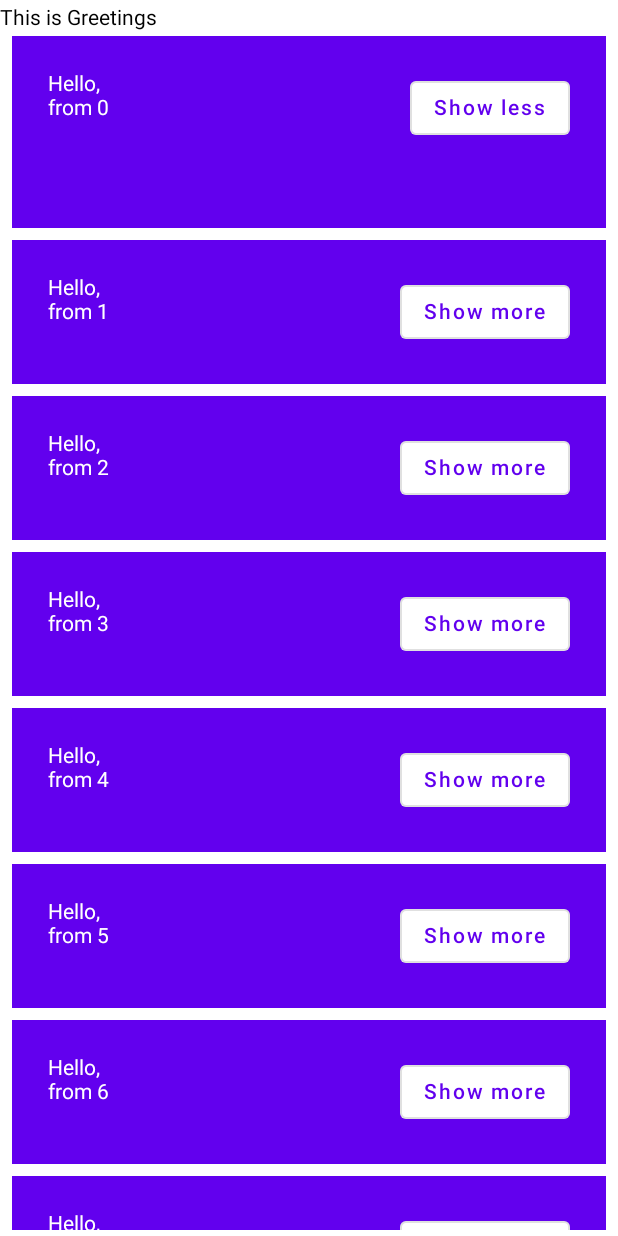
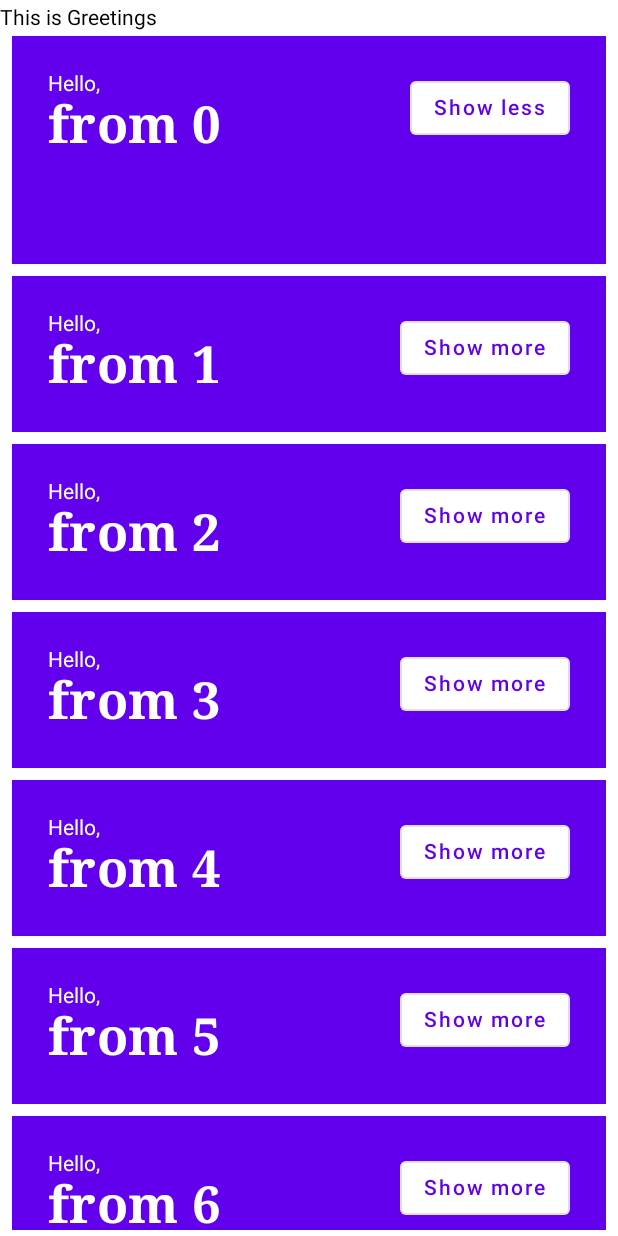
Before and after one commit to LeeSeungYun1020/ComposeApplicationBasic, an Android app built with Jetpack Compose: the screen it shows after launch (MainActivity), after a tap on "Show more", on a phone screen of 412 x 824 dp. Run offline under Robolectric (Android 15) with nearby library versions, the phone set to English and light mode, and no system bars; missing, so only their content is drawn: ComposeApplicationTheme.

Commit message:
Jetpack Compose basics - Styling and theming your app

```diff
--- a/app/src/main/java/com/LeeSeungYun1020/composeapplication/MainActivity.kt
+++ b/app/src/main/java/com/LeeSeungYun1020/composeapplication/MainActivity.kt
@@ -14,6 +14,8 @@ import androidx.compose.runtime.*
 import androidx.compose.runtime.saveable.rememberSaveable
 import androidx.compose.ui.Alignment
 import androidx.compose.ui.Modifier
+import androidx.compose.ui.text.font.FontFamily
+import androidx.compose.ui.text.font.FontWeight
 import androidx.compose.ui.tooling.preview.Preview
 import androidx.compose.ui.unit.dp
 import com.LeeSeungYun1020.composeapplication.ui.theme.ComposeApplicationTheme
@@ -78,7 +80,11 @@ private fun Greeting(name: String) {
                     .padding(bottom = extraPadding)
             ) {
                 Text(text = "Hello,")
-                Text(text = name)
+                Text(
+                    text = name, style = MaterialTheme.typography.h4.copy(
+                        fontWeight = FontWeight.ExtraBold, fontFamily = FontFamily.Serif
+                    )
+                )
             }
             OutlinedButton(onClick = { expanded = !expanded }) {
                 Text(text = if (expanded) "Show less" else "Show more")
@@ -114,6 +120,7 @@ fun OnboardingPreview() {
     }
 }
 
+@Preview(showBackground = true, widthDp = 320, uiMode = UI_MODE_NIGHT_YES)
 @Preview(showBackground = true, widthDp = 320)
 @Composable
 fun DefaultPreview() {
--- a/app/src/main/java/com/LeeSeungYun1020/composeapplication/ui/theme/Color.kt
+++ b/app/src/main/java/com/LeeSeungYun1020/composeapplication/ui/theme/Color.kt
@@ -6,3 +6,8 @@ val Purple200 = Color(0xFFBB86FC)
 val Purple500 = Color(0xFF6200EE)
 val Purple700 = Color(0xFF3700B3)
 val Teal200 = Color(0xFF03DAC5)
+
+val Navy = Color(0xFF073042)
+val Blue = Color(0xFF4285F4)
+val LightBlue = Color(0xFFD7EFFE)
+val Chartreuse = Color(0xFFEFF7CF)
```
Also changed, not shown: app/src/main/java/com/LeeSeungYun1020/composeapplication/ui/theme/Theme.kt (+5 -6 lines).
